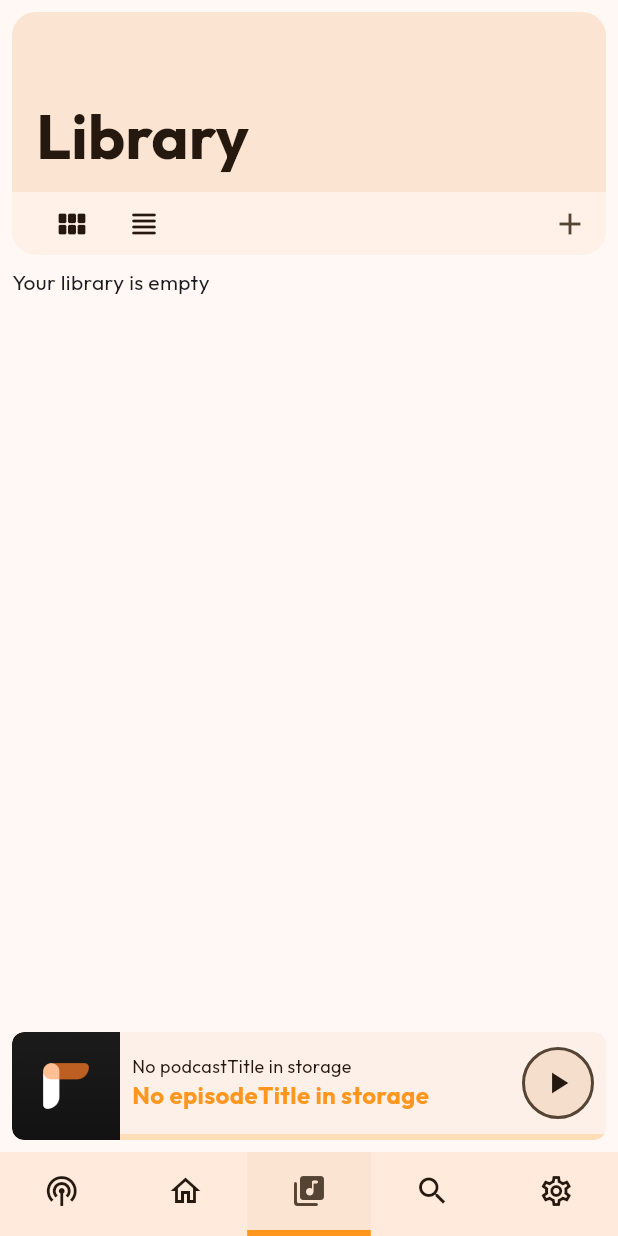
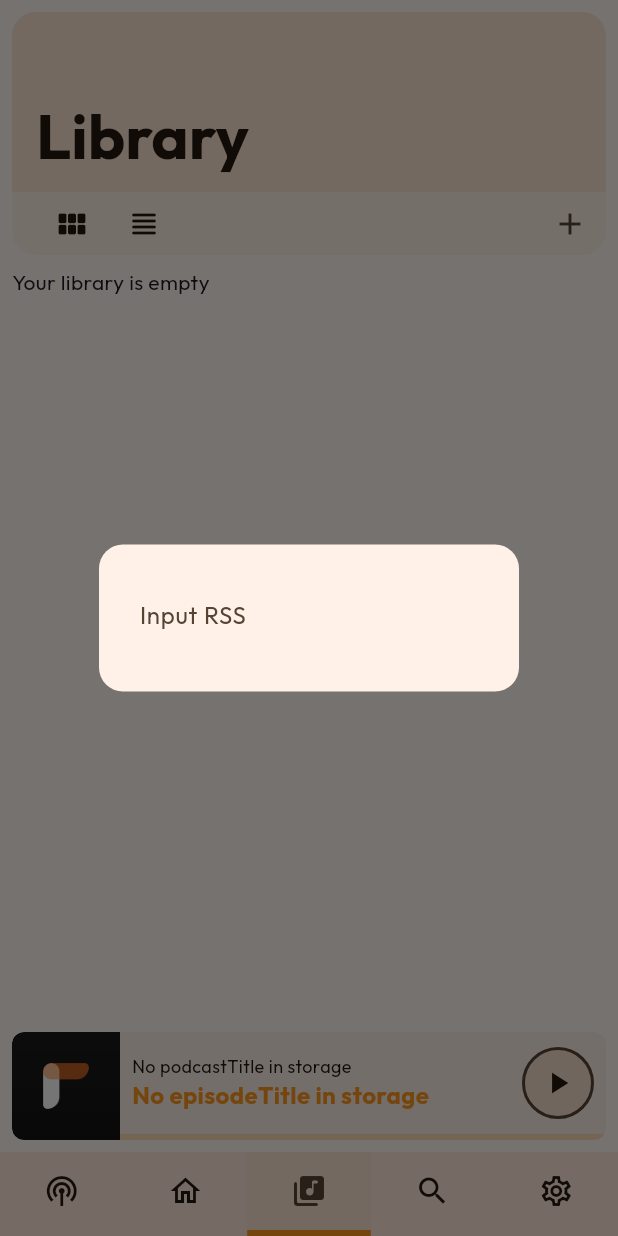
Before and after one commit to Sn8z/Poddr, a Flutter app: the LibraryView screen opened by its route, after a tap on the "add" icon, on a phone screen of 412 x 824 dp. Run offline on Flutter 3.47's test engine with Material 3 defaults, Android fonts, the phone set to English and light mode, and no system bars; our stand-ins replace audio_service, drift, drift_flutter, go_router, google_fonts, shared_preferences; missing offline and left inert: audio_session, media_kit; accounts and stored records are empty; generated files the repository leaves out were written again; network calls fail; statements that could not run were skipped.

Commit message:
Update library.dart

```diff
--- a/lib/ui/views/library/library.dart
+++ b/lib/ui/views/library/library.dart
@@ -1,6 +1,7 @@
 import 'package:flutter/material.dart';
 import 'package:go_router/go_router.dart';
 import 'package:poddr/models/podcast.dart';
+import 'package:poddr/services/podcast_discovery.dart';
 import 'package:poddr/ui/components/widgets/appbar.dart';
 import 'package:poddr/ui/components/widgets/appbar_options.dart';
 import 'package:poddr/ui/components/widgets/bottom_padding.dart';
@@ -8,6 +9,7 @@ import 'package:poddr/ui/components/widgets/image.dart';
 import 'package:poddr/ui/components/widgets/list_item.dart';
 import 'package:poddr/services/subscriptions.dart';
 import 'package:poddr/ui/components/widgets/sliver_box.dart';
+import 'package:poddr/ui/components/widgets/text_input.dart';
 import 'package:poddr/ui/utils/gaps.dart';
 import 'package:provider/provider.dart';
 
@@ -41,8 +43,37 @@ class LibraryView extends StatelessWidget {
               ),
               actions: [
                 IconButton(
-                  onPressed: () {},
                   icon: const Icon(Icons.add),
+                  onPressed: () {
+                    showDialog(
+                        context: context,
+                        builder: (dialogContext) {
+                          return SimpleDialog(
+                            shape: RoundedRectangleBorder(
+                              borderRadius: BorderRadius.all(
+                                Radius.circular(16),
+                              ),
+                            ),
+                            backgroundColor: Theme.of(dialogContext)
+                                .colorScheme
+                                .surfaceContainerLow,
+                            children: [
+                              Padding(
+                                padding: const EdgeInsets.all(8.0),
+                                child: PoddrTextInput(
+                                  hintText: "Input RSS",
+                                  onFieldSubmitted: (value) {
+                                    context
+                                        .read<SubscriptionProvider>()
+                                        .addSubscription(rss: value);
+                                    Navigator.of(dialogContext).pop();
+                                  },
+                                ),
+                              ),
+                            ],
+                          );
+                        });
+                  },
                 )
               ],
             ),
```
